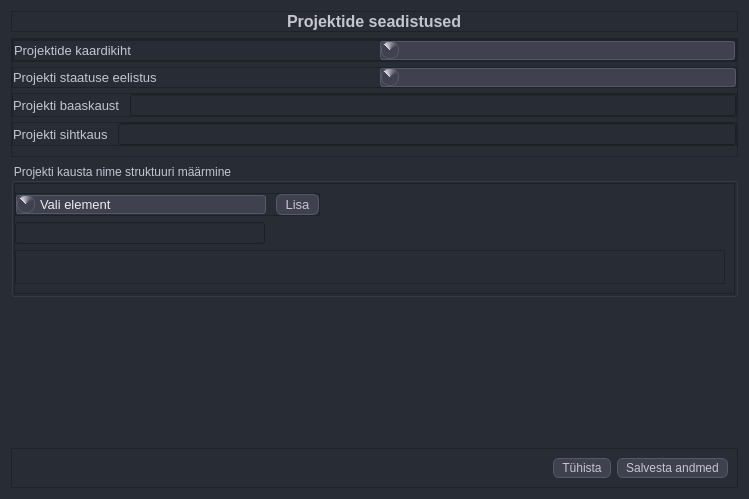
Above: mailabl-qgis/config/confWidgets/ProjectSetup.ui from TuloliKalver/mailabl-qgis before the change. Below: the same form after it.
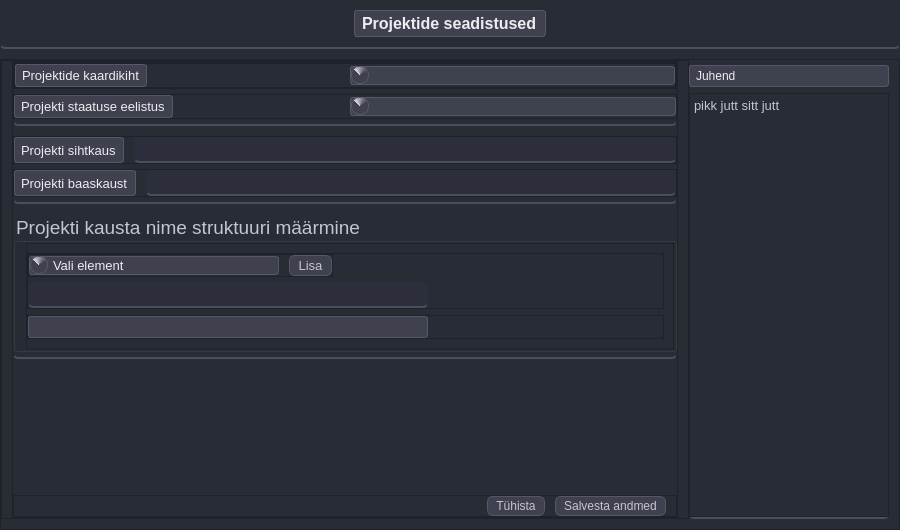
That is the form after the change. Icons and pictures are not drawn.

Commit message: Updated project settings UI

```diff
--- a/mailabl-qgis/config/confWidgets/ProjectSetup.ui
+++ b/mailabl-qgis/config/confWidgets/ProjectSetup.ui
@@ -6,8 +6,8 @@
    <rect>
     <x>0</x>
     <y>0</y>
-    <width>749</width>
-    <height>499</height>
+    <width>900</width>
+    <height>530</height>
    </rect>
   </property>
   <property name="sizePolicy">
@@ -16,6 +16,18 @@
     <verstretch>0</verstretch>
    </sizepolicy>
   </property>
+  <property name="minimumSize">
+   <size>
+    <width>900</width>
+    <height>530</height>
+   </size>
+  </property>
+  <property name="maximumSize">
+   <size>
+    <width>900</width>
+    <height>530</height>
+   </size>
+  </property>
   <property name="windowTitle">
    <string>Mailabl projektide eelistused</string>
   </property>
@@ -37,6 +49,17 @@
 
 /*style the combobox itself*/
 
+#fHeader, #fHelpMenu, 
+#fSettingsFolders, #fSettingsFolderStucture,
+#fSettingsMain 
+{
+    border: 2px solid #4d4d5b;  /* Same border style as QLineEdit */
+    border-radius: 5px;
+	border-top: none;
+    border-left: none;
+    border-right: none;
+}
+
 
 QWidget{
     background-color: #272c35;
@@ -99,12 +122,54 @@
 }
 
 QLabel {
+    background-color: #40414f;
+    color: #ececf1;
+    border: 1px solid #565869;
+    border-radius: 3px;
+    padding: 3px;
+}
 
-}</string>
+QLineEdit {
+    background-color: #2d2e3b;  /* Slightly darker background color */
+    color: #ececf1;
+    border: 2px solid #4d4d5b;  /* Thicker border with a different color */
+    border-radius: 5px;
+    padding: 4px;
+}
+
+QLineEdit:hover {
+    background-color: #373845;  /* Darker background color on hover */
+}
+
+/* Remove top and side borders */
+QLineEdit {
+    border-top: none;
+    border-left: none;
+    border-right: none;
+}
+
+
+
+</string>
   </property>
   <layout class="QVBoxLayout" name="verticalLayout">
+   <property name="spacing">
+    <number>10</number>
+   </property>
+   <property name="leftMargin">
+    <number>0</number>
+   </property>
+   <property name="topMargin">
+    <number>0</number>
+   </property>
+   <property name="rightMargin">
+    <number>0</number>
+   </property>
+   <property name="bottomMargin">
+    <number>0</number>
+   </property>
    <item>
-    <widget class="QFrame" name="f_Label">
+    <widget class="QFrame" name="fHeader">
      <property name="frameShape">
       <enum>QFrame::StyledPanel</enum>
      </property>
@@ -119,13 +184,13 @@
        <number>0</number>
       </property>
       <property name="topMargin">
-       <number>0</number>
+       <number>10</number>
       </property>
       <property name="rightMargin">
        <number>0</number>
       </property>
       <property name="bottomMargin">
-       <number>0</number>
+       <number>10</number>
       </property>
       <item alignment="Qt::AlignHCenter">
        <widget class="QLabel" name="label">
@@ -152,11 +217,107 @@
     </widget>
    </item>
    <item>
-    <widget class="QFrame" name="f_Main">
+    <widget class="QFrame" name="fContent">
+     <property name="minimumSize">
+      <size>
+       <width>0</width>
+       <height>100</height>
+      </size>
+     </property>
+     <property name="styleSheet">
+      <string notr="true"/>
+     </property>
+     <property name="frameShape">
+      <enum>QFrame::StyledPanel</enum>
+     </property>
+     <property name="frameShadow">
+      <enum>QFrame::Raised</enum>
+     </property>
+     <layout class="QHBoxLayout" name="horizontalLayout_4">
+      <property name="spacing">
+       <number>0</number>
+      </property>
+      <property name="leftMargin">
+       <number>0</number>
+      </property>
+      <property name="topMargin">
+       <number>0</number>
+      </property>
+      <property name="rightMargin">
+       <number>10</number>
+      </property>
+      <property name="bottomMargin">
+       <number>10</number>
+      </property>
+      <item>
+       <widget class="QFrame" name="SettingElements">
+        <property name="minimumSize">
+         <size>
+          <width>0</width>
+          <height>450</height>
+         </size>
+        </property>
+        <property name="styleSheet">
+         <string notr="true"/>
+        </property>
+        <property name="frameShape">
+         <enum>QFrame::StyledPanel</enum>
+        </property>
+        <property name="frameShadow">
+         <enum>QFrame::Raised</enum>
+        </property>
+        <layout class="QVBoxLayout" name="verticalLayout_9">
+         <property name="spacing">
+          <number>10</number>
+         </property>
+         <property name="leftMargin">
+          <number>10</number>
+         </property>
+         <property name="topMargin">
+          <number>0</number>
+         </property>
+         <property name="rightMargin">
+          <number>10</number>
+         </property>
+         <property name="bottomMargin">
+          <number>0</number>
+         </property>
+         <item>
+          <widget class="QFrame" name="fMainLeft">
+           <property name="minimumSize">
+            <size>
+             <width>0</width>
+             <height>100</height>
+            </size>
+           </property>
+           <property name="frameShape">
+            <enum>QFrame::StyledPanel</enum>
+           </property>
+           <property name="frameShadow">
+            <enum>QFrame::Raised</enum>
+           </property>
+           <layout class="QVBoxLayout" name="verticalLayout_8">
+            <property name="spacing">
+             <number>10</number>
+            </property>
+            <property name="leftMargin">
+             <number>0</number>
+            </property>
+            <property name="topMargin">
+             <number>0</number>
+            </property>
+            <property name="rightMargin">
+             <number>0</number>
+            </property>
+            <property name="bottomMargin">
+             <number>0</number>
+            </property>
+            <item>
+             <widget class="QFrame" name="fSettingsMain">
      <property name="maximumSize">
       <size>
-       <width>730</width>
-       <height>130</height>
+                <width>1000000</width>
+                <height>1000000</height>
       </size>
      </property>
      <property name="frameShape">
@@ -179,7 +340,7 @@
        <number>0</number>
       </property>
       <property name="bottomMargin">
-       <number>10</number>
+                <number>5</number>
       </property>
       <item>
        <widget class="QFrame" name="f_Main_2">
@@ -353,17 +514,20 @@
         </layout>
        </widget>
       </item>
+              </layout>
+             </widget>
+            </item>
       <item>
-       <widget class="QFrame" name="Projekcts_FolderSetup">
+             <widget class="QFrame" name="fSettingsFolders">
         <property name="frameShape">
          <enum>QFrame::StyledPanel</enum>
         </property>
         <property name="frameShadow">
          <enum>QFrame::Raised</enum>
         </property>
-        <layout class="QHBoxLayout" name="horizontalLayout_62">
+              <layout class="QVBoxLayout" name="verticalLayout_12">
          <property name="spacing">
-          <number>10</number>
+                <number>5</number>
          </property>
          <property name="leftMargin">
           <number>0</number>
@@ -375,35 +539,8 @@
           <number>0</number>
          </property>
          <property name="bottomMargin">
-          <number>0</number>
-         </property>
-         <item alignment="Qt::AlignLeft">
-          <widget class="QLabel" name="lblProjectsFolder">
-           <property name="font">
-            <font>
-             <pointsize>10</pointsize>
-             <weight>50</weight>
-             <bold>false</bold>
-            </font>
-           </property>
-           <property name="text">
-            <string>Projekti baaskaust</string>
-           </property>
-          </widget>
-         </item>
-         <item>
-          <widget class="QLineEdit" name="leProjectsFolder_location">
-           <property name="minimumSize">
-            <size>
-             <width>500</width>
-             <height>0</height>
-            </size>
-           </property>
-          </widget>
-         </item>
-        </layout>
-       </widget>
-      </item>
+                <number>5</number>
+               </property>
       <item>
        <widget class="QFrame" name="Projekcts_FolderSetup_2">
         <property name="frameShape">
@@ -455,11 +592,97 @@
         </layout>
        </widget>
       </item>
+               <item>
+                <widget class="QFrame" name="Projekcts_FolderSetup">
+                 <property name="frameShape">
+                  <enum>QFrame::StyledPanel</enum>
+                 </property>
+                 <property name="frameShadow">
+                  <enum>QFrame::Raised</enum>
+                 </property>
+                 <layout class="QHBoxLayout" name="horizontalLayout_62">
+                  <property name="spacing">
+                   <number>10</number>
+                  </property>
+                  <property name="leftMargin">
+                   <number>0</number>
+                  </property>
+                  <property name="topMargin">
+                   <number>0</number>
+                  </property>
+                  <property name="rightMargin">
+                   <number>0</number>
+                  </property>
+                  <property name="bottomMargin">
+                   <number>0</number>
+                  </property>
+                  <item>
+                   <widget class="QLabel" name="lblProjectsFolder">
+                    <property name="font">
+                     <font>
+                      <pointsize>10</pointsize>
+                      <weight>50</weight>
+                      <bold>false</bold>
+                     </font>
+                    </property>
+                    <property name="text">
+                     <string>Projekti baaskaust</string>
+                    </property>
+                   </widget>
+                  </item>
+                  <item>
+                   <widget class="QLineEdit" name="leProjectsFolder_location">
+                    <property name="minimumSize">
+                     <size>
+                      <width>500</width>
+                      <height>0</height>
+                     </size>
+                    </property>
+                   </widget>
+                  </item>
      </layout>
     </widget>
    </item>
+              </layout>
+             </widget>
+            </item>
+            <item>
+             <widget class="QFrame" name="fSettingsFolderStucture">
+              <property name="minimumSize">
+               <size>
+                <width>0</width>
+                <height>100</height>
+               </size>
+              </property>
+              <property name="frameShape">
+               <enum>QFrame::StyledPanel</enum>
+              </property>
+              <property name="frameShadow">
+               <enum>QFrame::Raised</enum>
+              </property>
+              <layout class="QVBoxLayout" name="verticalLayout_11">
+               <property name="spacing">
+                <number>0</number>
+               </property>
+               <property name="leftMargin">
+                <number>0</number>
+               </property>
+               <property name="topMargin">
+                <number>0</number>
+               </property>
+               <property name="rightMargin">
+                <number>0</number>
+               </property>
+               <property name="bottomMargin">
+                <number>5</number>
+               </property>
    <item>
     <widget class="QGroupBox" name="groupBox">
+                 <property name="font">
+                  <font>
+                   <pointsize>14</pointsize>
+                  </font>
+                 </property>
      <property name="title">
       <string>Projekti kausta nime struktuuri määrmine</string>
      </property>
@@ -468,7 +691,7 @@
        <number>0</number>
       </property>
       <property name="leftMargin">
-       <number>0</number>
+                   <number>10</number>
       </property>
       <property name="topMargin">
        <number>0</number>
@@ -491,6 +714,30 @@
          <property name="leftMargin">
           <number>0</number>
          </property>
+                     <item>
+                      <widget class="QFrame" name="frame_4">
+                       <property name="frameShape">
+                        <enum>QFrame::StyledPanel</enum>
+                       </property>
+                       <property name="frameShadow">
+                        <enum>QFrame::Raised</enum>
+                       </property>
+                       <layout class="QVBoxLayout" name="verticalLayout_13">
+                        <property name="spacing">
+                         <number>5</number>
+                        </property>
+                        <property name="leftMargin">
+                         <number>0</number>
+                        </property>
+                        <property name="topMargin">
+                         <number>0</number>
+                        </property>
+                        <property name="rightMargin">
+                         <number>0</number>
+                        </property>
+                        <property name="bottomMargin">
+                         <number>0</number>
+                        </property>
          <item alignment="Qt::AlignLeft">
           <widget class="QFrame" name="frame_2">
            <property name="frameShape">
@@ -566,14 +813,20 @@
            </layout>
           </widget>
          </item>
-         <item alignment="Qt::AlignLeft">
+                        <item>
           <widget class="QLineEdit" name="leSymbolCharacter">
            <property name="minimumSize">
             <size>
-             <width>250</width>
+                            <width>400</width>
              <height>0</height>
             </size>
            </property>
+                          <property name="maximumSize">
+                           <size>
+                            <width>300</width>
+                            <height>16777215</height>
+                           </size>
+                          </property>
            <property name="text">
             <string/>
            </property>
@@ -582,6 +835,9 @@
            </property>
           </widget>
          </item>
+                       </layout>
+                      </widget>
+                     </item>
          <item>
           <widget class="QFrame" name="frame_3">
            <property name="frameShape">
@@ -591,11 +847,41 @@
             <enum>QFrame::Raised</enum>
            </property>
            <layout class="QVBoxLayout" name="verticalLayout_6">
+                        <property name="spacing">
+                         <number>0</number>
+                        </property>
+                        <property name="leftMargin">
+                         <number>0</number>
+                        </property>
+                        <property name="topMargin">
+                         <number>0</number>
+                        </property>
+                        <property name="rightMargin">
+                         <number>0</number>
+                        </property>
+                        <property name="bottomMargin">
+                         <number>0</number>
+                        </property>
             <item>
              <widget class="QLabel" name="lblPreferedFolderNamStructure">
+                          <property name="minimumSize">
+                           <size>
+                            <width>400</width>
+                            <height>0</height>
+                           </size>
+                          </property>
+                          <property name="maximumSize">
+                           <size>
+                            <width>300</width>
+                            <height>16777215</height>
+                           </size>
+                          </property>
               <property name="text">
                <string/>
               </property>
+                         </widget>
+                        </item>
+                       </layout>
              </widget>
             </item>
            </layout>
@@ -615,13 +901,13 @@
      <property name="sizeHint" stdset="0">
       <size>
        <width>20</width>
-       <height>40</height>
+                <height>75</height>
       </size>
      </property>
     </spacer>
    </item>
    <item>
-    <widget class="QFrame" name="f_Buttons">
+             <widget class="QFrame" name="fButtons">
      <property name="frameShape">
       <enum>QFrame::StyledPanel</enum>
      </property>
@@ -629,6 +915,21 @@
       <enum>QFrame::Raised</enum>
      </property>
      <layout class="QHBoxLayout" name="horizontalLayout_2">
+               <property name="spacing">
+                <number>10</number>
+               </property>
+               <property name="leftMargin">
+                <number>0</number>
+               </property>
+               <property name="topMargin">
+                <number>0</number>
+               </property>
+               <property name="rightMargin">
+                <number>10</number>
+               </property>
+               <property name="bottomMargin">
+                <number>0</number>
+               </property>
       <item>
        <spacer name="horizontalSpacer">
         <property name="orientation">
@@ -669,6 +970,77 @@
           <height>18</height>
          </size>
         </property>
+                </widget>
+               </item>
+              </layout>
+             </widget>
+            </item>
+           </layout>
+          </widget>
+         </item>
+        </layout>
+       </widget>
+      </item>
+      <item>
+       <widget class="QFrame" name="fHelpMenu">
+        <property name="minimumSize">
+         <size>
+          <width>200</width>
+          <height>0</height>
+         </size>
+        </property>
+        <property name="maximumSize">
+         <size>
+          <width>200</width>
+          <height>16777215</height>
+         </size>
+        </property>
+        <property name="styleSheet">
+         <string notr="true"/>
+        </property>
+        <property name="frameShape">
+         <enum>QFrame::StyledPanel</enum>
+        </property>
+        <property name="frameShadow">
+         <enum>QFrame::Raised</enum>
+        </property>
+        <layout class="QVBoxLayout" name="verticalLayout_10">
+         <property name="leftMargin">
+          <number>0</number>
+         </property>
+         <property name="topMargin">
+          <number>5</number>
+         </property>
+         <property name="rightMargin">
+          <number>0</number>
+         </property>
+         <property name="bottomMargin">
+          <number>0</number>
+         </property>
+         <item>
+          <widget class="QLabel" name="label_2">
+           <property name="text">
+            <string>Juhend</string>
+           </property>
+          </widget>
+         </item>
+         <item>
+          <widget class="QTextEdit" name="textEdit">
+           <property name="font">
+            <font>
+             <pointsize>10</pointsize>
+            </font>
+           </property>
+           <property name="html">
+            <string>&lt;!DOCTYPE HTML PUBLIC &quot;-//W3C//DTD HTML 4.0//EN&quot; &quot;http://www.w3.org/TR/REC-html40/strict.dtd&quot;&gt;
+&lt;html&gt;&lt;head&gt;&lt;meta name=&quot;qrichtext&quot; content=&quot;1&quot; /&gt;&lt;style type=&quot;text/css&quot;&gt;
+p, li { white-space: pre-wrap; }
+&lt;/style&gt;&lt;/head&gt;&lt;body style=&quot; font-family:'MS Shell Dlg 2'; font-size:10pt; font-weight:400; font-style:normal;&quot;&gt;
+&lt;p style=&quot; margin-top:0px; margin-bottom:0px; margin-left:0px; margin-right:0px; -qt-block-indent:0; text-indent:0px;&quot;&gt;pikk jutt sitt jutt&lt;/p&gt;&lt;/body&gt;&lt;/html&gt;</string>
+           </property>
+          </widget>
+         </item>
+        </layout>
        </widget>
       </item>
      </layout>
```
Lines whose indentation alone changed are shown as unchanged. The commit also changes 2 other files.
